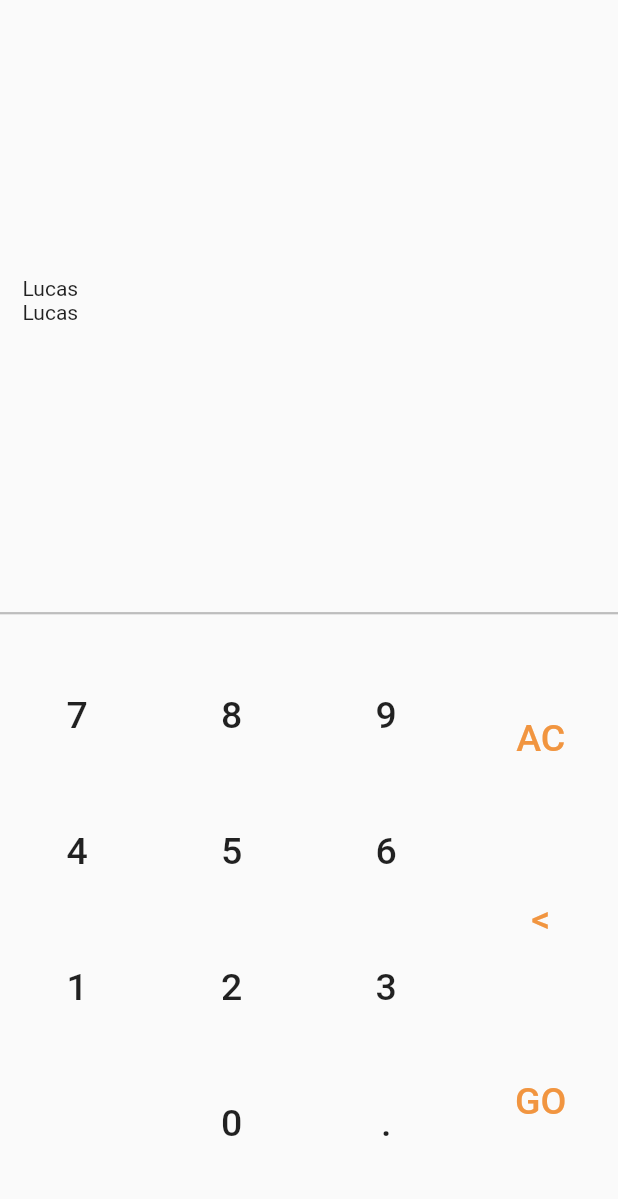
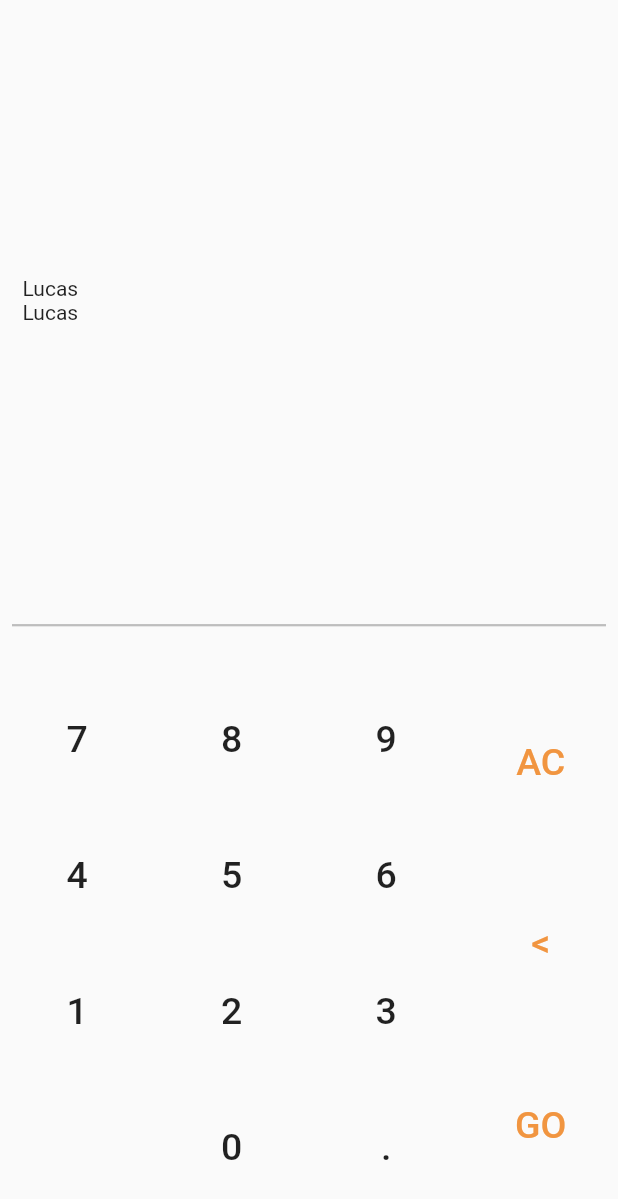
Before and after one commit to lucasbustamante/Neumorphic_BMI, a Flutter app: the screen it shows after launch, on a phone screen of 412 x 824 dp. Shown: the top 1199 px of the screen. Run offline on Flutter 3.47's test engine with Material 2 defaults, Android fonts, the phone set to English and light mode, and no system bars; missing offline and left inert: flutter_neumorphic_null_safety.

Commit message:
atualização 25.07.2022

```diff
--- a/lib/home_page.dart
+++ b/lib/home_page.dart
@@ -20,9 +20,12 @@ class _HomePageState extends State<HomePage> {
       body: Column(
         children: [
           Display(),
-          Divider(
-            thickness: 1.5,
-            color: Colors.grey.shade400,
+          Padding(
+            padding: const EdgeInsets.all(8.0),
+            child: Divider(
+              thickness: 1.5,
+              color: Colors.grey.shade400,
+            ),
           ),
           SizedBox(height: 15),
           Container(
```
